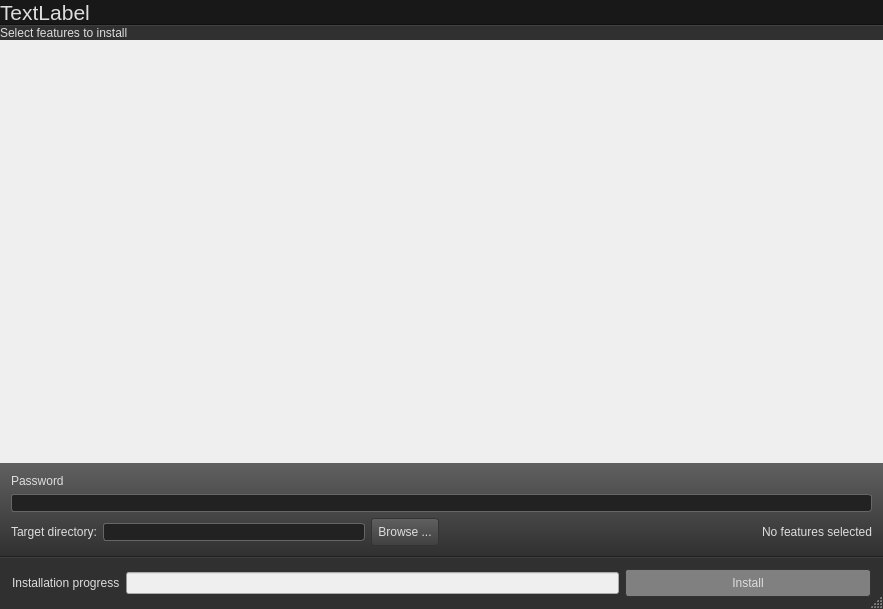
The window that src/ui/ui/SetupDialog.ui (Anteru/kyla) describes before a commit, drawn with Qt 5.
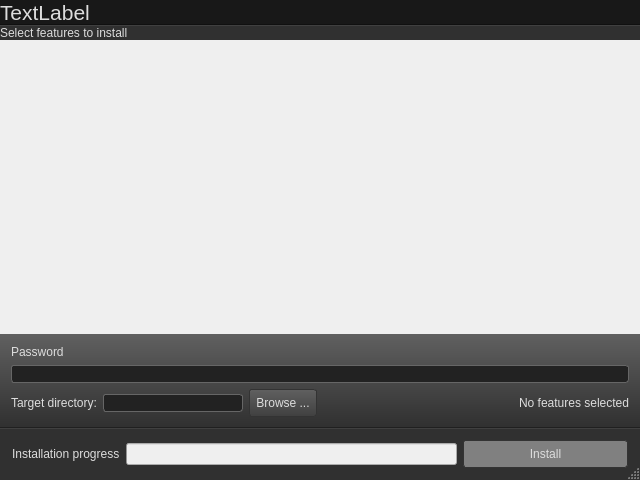
The same window after the commit.

Patch:
```diff
--- a/src/ui/ui/SetupDialog.ui
+++ b/src/ui/ui/SetupDialog.ui
@@ -6,8 +6,8 @@
    <rect>
     <x>0</x>
     <y>0</y>
-    <width>883</width>
-    <height>609</height>
+    <width>640</width>
+    <height>480</height>
    </rect>
   </property>
   <property name="windowTitle">
```
Left out of the diff: 2 changed lines with no effect on the pictures.
